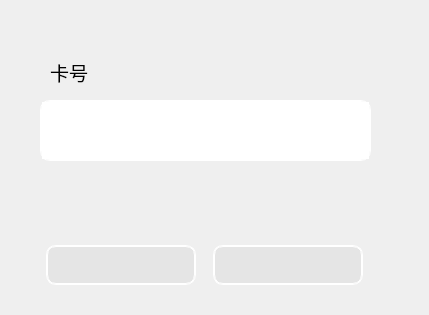
xmmxhxxl/RFIDUi, file ui/uiProject.ui: the form before one commit.
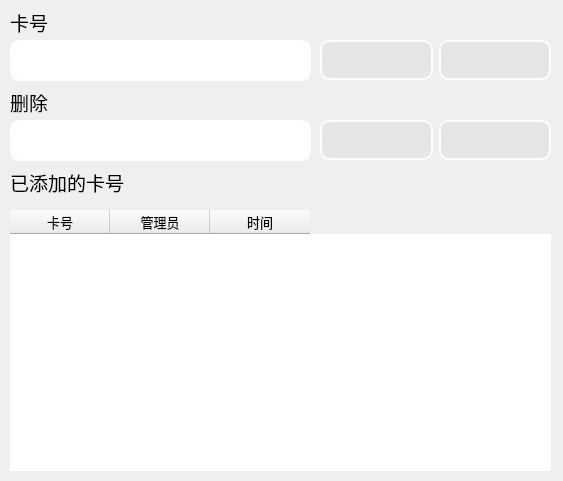
The form after the commit. Icons and pictures are not drawn.

Commit message: 可以添加卡号，但是不能删除1.2

```diff
--- a/ui/uiProject.ui
+++ b/ui/uiProject.ui
@@ -6,8 +6,8 @@
    <rect>
     <x>0</x>
     <y>0</y>
-    <width>429</width>
-    <height>315</height>
+    <width>563</width>
+    <height>481</height>
    </rect>
   </property>
   <property name="windowTitle">
@@ -22,8 +22,8 @@
    </property>
    <property name="geometry">
     <rect>
-     <x>50</x>
-     <y>60</y>
+     <x>10</x>
+     <y>10</y>
      <width>121</width>
      <height>24</height>
     </rect>
@@ -44,10 +44,10 @@
   <widget class="QTextEdit" name="priceArea_2">
    <property name="geometry">
     <rect>
-     <x>40</x>
-     <y>100</y>
-     <width>331</width>
-     <height>61</height>
+     <x>10</x>
+     <y>40</y>
+     <width>301</width>
+     <height>41</height>
     </rect>
    </property>
    <property name="styleSheet">
@@ -56,13 +56,13 @@
 	font: 10pt &quot;宋体&quot;;</string>
    </property>
   </widget>
-  <widget class="QWidget" name="">
+  <widget class="QWidget" name="layoutWidget">
    <property name="geometry">
     <rect>
-     <x>40</x>
-     <y>230</y>
-     <width>331</width>
-     <height>71</height>
+     <x>320</x>
+     <y>40</y>
+     <width>231</width>
+     <height>41</height>
     </rect>
    </property>
    <layout class="QHBoxLayout" name="horizontalLayout">
@@ -101,22 +101,6 @@
       </property>
      </widget>
     </item>
-    <item>
-     <spacer name="horizontalSpacer">
-      <property name="orientation">
-       <enum>Qt::Horizontal</enum>
-      </property>
-      <property name="sizeType">
-       <enum>QSizePolicy::Fixed</enum>
-      </property>
-      <property name="sizeHint" stdset="0">
-       <size>
-        <width>5</width>
-        <height>5</height>
-       </size>
-      </property>
-     </spacer>
-    </item>
     <item>
      <widget class="QPushButton" name="priceButton_2">
       <property name="sizePolicy">
@@ -148,6 +132,199 @@
     </item>
    </layout>
   </widget>
+  <widget class="QLabel" name="price_2">
+   <property name="enabled">
+    <bool>true</bool>
+   </property>
+   <property name="geometry">
+    <rect>
+     <x>10</x>
+     <y>170</y>
+     <width>121</width>
+     <height>24</height>
+    </rect>
+   </property>
+   <property name="font">
+    <font>
+     <family>宋体</family>
+     <pointsize>14</pointsize>
+     <weight>50</weight>
+     <italic>false</italic>
+     <bold>false</bold>
+    </font>
+   </property>
+   <property name="text">
+    <string>已添加的卡号</string>
+   </property>
+  </widget>
+  <widget class="QTableWidget" name="tableWidget">
+   <property name="geometry">
+    <rect>
+     <x>10</x>
+     <y>210</y>
+     <width>541</width>
+     <height>261</height>
+    </rect>
+   </property>
+   <property name="styleSheet">
+    <string notr="true">	border-radius: 10px;  
+ 	border: 0px groove white;
+	font: 10pt &quot;宋体&quot;;</string>
+   </property>
+   <column>
+    <property name="text">
+     <string>卡号</string>
+    </property>
+    <property name="font">
+     <font>
+      <family>宋体</family>
+      <pointsize>10</pointsize>
+     </font>
+    </property>
+    <property name="textAlignment">
+     <set>AlignHCenter|AlignBottom</set>
+    </property>
+   </column>
+   <column>
+    <property name="text">
+     <string>管理员</string>
+    </property>
+    <property name="font">
+     <font>
+      <family>宋体</family>
+      <pointsize>10</pointsize>
+     </font>
+    </property>
+   </column>
+   <column>
+    <property name="text">
+     <string>时间</string>
+    </property>
+    <property name="font">
+     <font>
+      <family>宋体</family>
+      <pointsize>10</pointsize>
+     </font>
+    </property>
+   </column>
+  </widget>
+  <widget class="QLabel" name="price_3">
+   <property name="enabled">
+    <bool>true</bool>
+   </property>
+   <property name="geometry">
+    <rect>
+     <x>10</x>
+     <y>90</y>
+     <width>121</width>
+     <height>24</height>
+    </rect>
+   </property>
+   <property name="font">
+    <font>
+     <family>宋体</family>
+     <pointsize>14</pointsize>
+     <weight>50</weight>
+     <italic>false</italic>
+     <bold>false</bold>
+    </font>
+   </property>
+   <property name="text">
+    <string>删除</string>
+   </property>
+  </widget>
+  <widget class="QTextEdit" name="priceArea_3">
+   <property name="geometry">
+    <rect>
+     <x>10</x>
+     <y>120</y>
+     <width>301</width>
+     <height>41</height>
+    </rect>
+   </property>
+   <property name="styleSheet">
+    <string notr="true">	border-radius: 10px;  
+ 	border: 2px groove white;
+	font: 14pt &quot;宋体&quot;;</string>
+   </property>
+  </widget>
+  <widget class="QWidget" name="layoutWidget_2">
+   <property name="geometry">
+    <rect>
+     <x>320</x>
+     <y>120</y>
+     <width>231</width>
+     <height>41</height>
+    </rect>
+   </property>
+   <layout class="QHBoxLayout" name="horizontalLayout_2">
+    <item>
+     <widget class="QPushButton" name="priceButton_4">
+      <property name="sizePolicy">
+       <sizepolicy hsizetype="Minimum" vsizetype="Minimum">
+        <horstretch>0</horstretch>
+        <verstretch>10</verstretch>
+       </sizepolicy>
+      </property>
+      <property name="minimumSize">
+       <size>
+        <width>0</width>
+        <height>0</height>
+       </size>
+      </property>
+      <property name="maximumSize">
+       <size>
+        <width>150</width>
+        <height>40</height>
+       </size>
+      </property>
+      <property name="styleSheet">
+       <string notr="true">	border-radius: 10px;  
+ 	border: 2px groove white;
+	background-color:rgb(229, 229, 229);
+</string>
+      </property>
+      <property name="text">
+       <string/>
+      </property>
+      <property name="icon">
+       <iconset>
+        <disabledoff>:/image/ind.png</disabledoff>
+       </iconset>
+      </property>
+     </widget>
+    </item>
+    <item>
+     <widget class="QPushButton" name="priceButton_5">
+      <property name="sizePolicy">
+       <sizepolicy hsizetype="Minimum" vsizetype="Minimum">
+        <horstretch>0</horstretch>
+        <verstretch>0</verstretch>
+       </sizepolicy>
+      </property>
+      <property name="maximumSize">
+       <size>
+        <width>150</width>
+        <height>40</height>
+       </size>
+      </property>
+      <property name="styleSheet">
+       <string notr="true">	border-radius: 10px;  
+ 	border: 2px groove white;
+	background-color:rgb(229, 229, 229);</string>
+      </property>
+      <property name="text">
+       <string/>
+      </property>
+      <property name="icon">
+       <iconset>
+        <disabledoff>:/image/del.png</disabledoff>
+       </iconset>
+      </property>
+     </widget>
+    </item>
+   </layout>
+  </widget>
  </widget>
  <resources>
   <include location="image.qrc"/>
```
Left out of the diff: 5 changed lines with no effect on the pictures. The commit also changes 10 other files.
